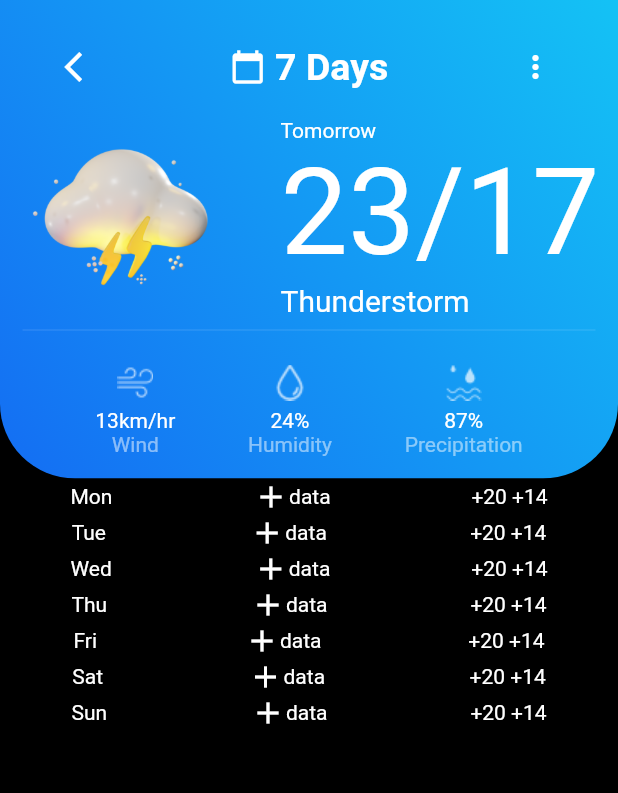
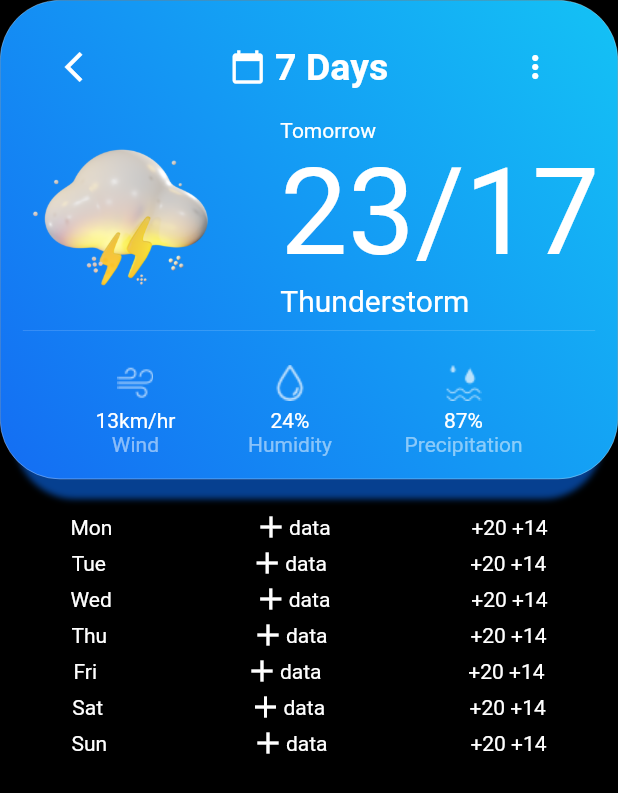
Before and after one commit to Harishwarrior/weather_app, a Flutter app: the ForecastView screen opened directly, on a phone screen of 412 x 824 dp. Shown: the top 793 px of the screen. Run offline on Flutter 3.47's test engine with Material 2 defaults, Android fonts, the phone set to English and light mode, and no system bars.

```diff
--- a/lib/ui/forecast_view.dart
+++ b/lib/ui/forecast_view.dart
@@ -10,20 +10,25 @@ class ForecastView extends StatefulWidget {
 class _ForecastViewState extends State<ForecastView> {
   @override
   Widget build(BuildContext context) {
-    return Scaffold(
+    return SafeArea(
+      child: Scaffold(
         backgroundColor: Colors.black,
         body: SingleChildScrollView(
           child: Column(
             children: [
-            ClipRRect(
-              borderRadius: BorderRadius.only(
-                bottomLeft: Radius.circular(50.0),
-                bottomRight: Radius.circular(50.0),
-              ),
-              child: Container(
+              Container(
                 //top portion container
-                decoration: new BoxDecoration(
-                  gradient: new LinearGradient(
+                decoration: BoxDecoration(
+                  border: Border.all(width: 0.2, color: Colors.white),
+                  borderRadius: BorderRadius.circular(40),
+                  boxShadow: [
+                    BoxShadow(
+                        color: Color(0xFF064090),
+                        offset: Offset(0, 23),
+                        blurRadius: 3,
+                        spreadRadius: -10)
+                  ],
+                  gradient: LinearGradient(
                       colors: [
                         const Color(0xFF14C2F5),
                         const Color(0xFF146DF3),
@@ -161,8 +166,9 @@ class _ForecastViewState extends State<ForecastView> {
                   ],
                 ),
               ),
-            ),
-            ListView(
+              Container(
+                margin: EdgeInsets.symmetric(vertical: 20.0),
+                child: ListView(
                   shrinkWrap: true,
                   children: [
                     Row(
@@ -236,8 +242,10 @@ class _ForecastViewState extends State<ForecastView> {
                       ],
                     ),
                   ],
+                ),
               )
             ],
+          ),
         ),
       ),
     );
```
Also changed, not shown: lib/ui/home_view.dart (+16 -9 lines). Lines whose indentation alone changed are shown as unchanged.
